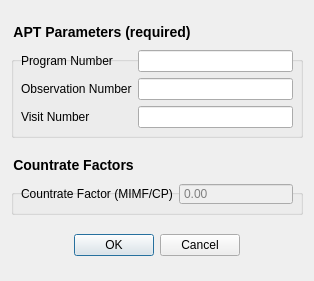
Qt form fgs-commissioning/jwst_magic/segment_guiding/photometryOverrideFileDialog.ui (spacetelescope/jwst_magic) before a commit.
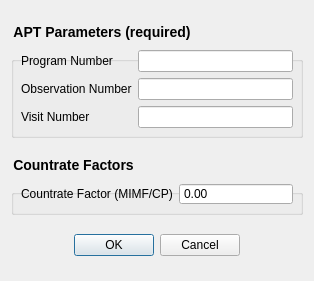
The same form after that commit.

Commit message: Enable POF input

What changed in the file:
```diff
--- a/fgs-commissioning/jwst_magic/segment_guiding/photometryOverrideFileDialog.ui
+++ b/fgs-commissioning/jwst_magic/segment_guiding/photometryOverrideFileDialog.ui
@@ -133,7 +133,7 @@
       <item row="0" column="1" colspan="2">
        <widget class="QDoubleSpinBox" name="doubleSpinBox_countrateFactor">
         <property name="enabled">
-         <bool>false</bool>
+         <bool>true</bool>
         </property>
         <property name="toolTip">
          <string>&lt;html&gt;&lt;head/&gt;&lt;body&gt;&lt;p&gt;A factor by which to multiply the count rate of the guide star; for use in MIMF and CP where segments are stacked but unphased and the brightness might vary&lt;/p&gt;&lt;/body&gt;&lt;/html&gt;</string>
```
